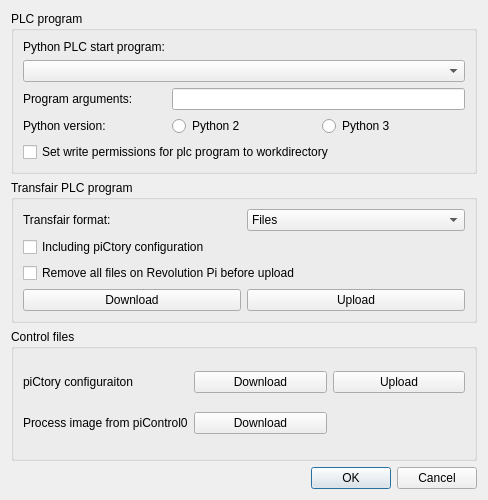
This is include/ui_dev/revpiprogram.ui in naruxde/revpicommander as Qt 5 draws it before an edit. The edited form follows.
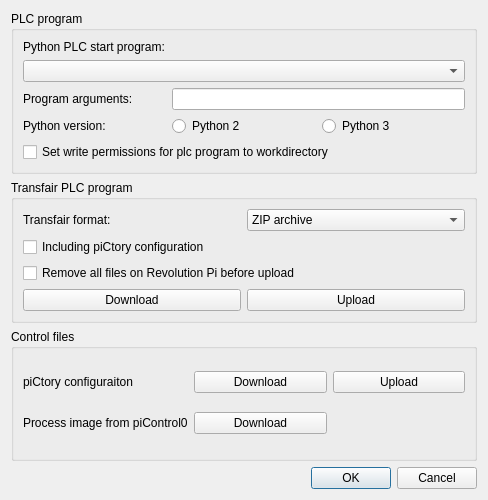
This is the edited form.

The edit to the form file:
```diff
--- a/include/ui_dev/revpiprogram.ui
+++ b/include/ui_dev/revpiprogram.ui
@@ -79,16 +79,6 @@
      <layout class="QGridLayout" name="gridLayout_2">
       <item row="0" column="1">
        <widget class="QComboBox" name="cbb_format">
-        <item>
-         <property name="text">
-          <string>Files</string>
-         </property>
-        </item>
-        <item>
-         <property name="text">
-          <string>Folder</string>
-         </property>
-        </item>
         <item>
          <property name="text">
           <string>ZIP archive</string>
```
